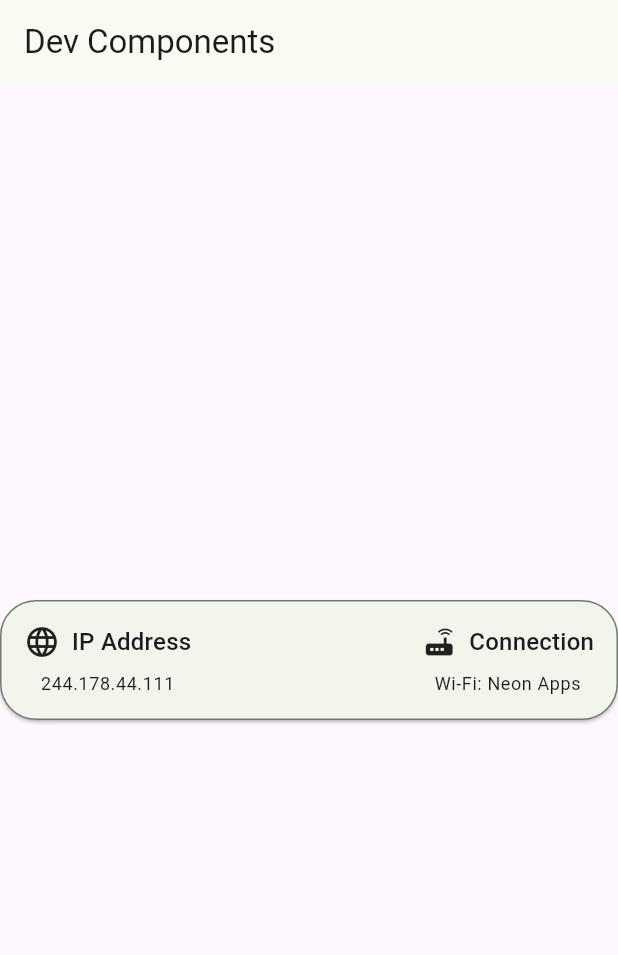
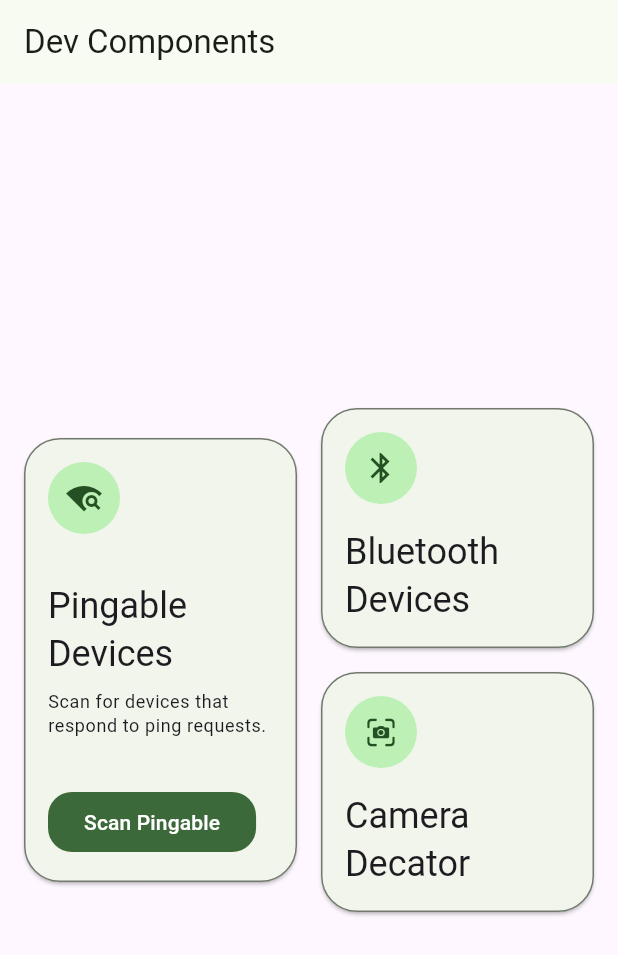
Before and after one commit to Thixq/spy_scanner_neon_apps, a Flutter app: the screen it shows after launch, on a phone screen of 412 x 824 dp. Shown: the top 955 px of the screen. Run offline on Flutter 3.47's test engine with Material 3 defaults, Android fonts, the phone set to English and light mode, and no system bars; our stand-ins replace get_it; missing offline and left inert: flutter_reactive_ble, network_tools, nsd.

Commit message:
scan_card created

```diff
--- a/analysis_options.yaml
+++ b/analysis_options.yaml
@@ -5,6 +5,7 @@ analyzer:
       lines_longer_than_80_chars: ignore
       avoid_catches_without_on_clauses: ignore
       inference_failure_on_untyped_parameter: ignore
+      prefer_if_elements_to_conditional_expressions: ignore
    exclude:
       - "**/*.g.dart"
       - "pubspec.yaml"
--- a/lib/dev/dev_component_view.dart
+++ b/lib/dev/dev_component_view.dart
@@ -1,5 +1,7 @@
+import 'package:flutter/cupertino.dart' show CupertinoIcons;
 import 'package:flutter/material.dart';
-import 'package:spy_scanner/feature/components/lan_info_card.dart';
+
+import 'package:spy_scanner/feature/components/scan_card.dart';
 
 class DevComponentView extends StatelessWidget {
   const DevComponentView({super.key});
@@ -8,10 +10,41 @@ class DevComponentView extends StatelessWidget {
   Widget build(BuildContext context) {
     return Scaffold(
       appBar: AppBar(title: const Text('Dev Components')),
-      body: const Center(
-        child: LanInfoCard(
-          ipAddress: '244.178.44.111',
-          connection: 'Neon Apps',
+      body: Center(
+        child: Padding(
+          padding: const EdgeInsets.all(16),
+          child: Row(
+            spacing: 16,
+            children: [
+              Expanded(
+                child: ScanCard(
+                  icon: Icons.wifi_find,
+                  contentTitle: 'Pingable Devices',
+                  contentSubTitle:
+                      'Scan for devices that respond to ping requests.',
+                  buttonText: 'Scan Pingable',
+                  onPressed: () {},
+                ),
+              ),
+              const Expanded(
+                child: Column(
+                  mainAxisSize: MainAxisSize.min,
+                  children: [
+                    ScanCard(
+                      icon: Icons.bluetooth,
+                      contentTitle: 'Bluetooth Devices',
+                    ),
+                    SizedBox(height: 16),
+                    ScanCard(
+                      isDisabled: true,
+                      icon: CupertinoIcons.camera_viewfinder,
+                      contentTitle: 'Camera Decator',
+                    ),
+                  ],
+                ),
+              ),
+            ],
+          ),
         ),
       ),
     );
--- /dev/null
+++ b/lib/feature/components/scan_card.dart
@@ -0,0 +1,116 @@
+import 'package:flutter/material.dart';
+import 'package:spy_scanner/core/app_sizes.dart';
+import 'package:spy_scanner/core/extension/context_theme.dart';
+
+/// A widget that displays a card with a title, subtitle, and optional button.
+/// It also supports disabling the card by setting [isDisabled] to true.
+///
+/// [icon] is the icon of the card.
+/// [contentTitle] is the title of the card.
+/// [contentSubTitle] is the subtitle of the card.
+/// [buttonText] is the text of the button.
+/// [onPressed] is the callback that is called when the button is pressed.
+/// [isDisabled] is a flag that indicates whether the card is disabled or not.
+class ScanCard extends StatefulWidget {
+  const ScanCard({
+    required this.contentTitle,
+    required this.icon,
+    this.contentSubTitle,
+    super.key,
+    this.buttonText,
+    this.onPressed,
+    this.isDisabled = false,
+  });
+
+  final String contentTitle;
+  final String? contentSubTitle;
+  final String? buttonText;
+  final VoidCallback? onPressed;
+  final IconData icon;
+  final bool isDisabled;
+
+  @override
+  State<ScanCard> createState() => _ScanCardState();
+}
+
+class _ScanCardState extends State<ScanCard> {
+  @override
+  void didUpdateWidget(covariant ScanCard oldWidget) {
+    if (oldWidget.isDisabled != widget.isDisabled) {
+      setState(() {});
+    }
+    super.didUpdateWidget(oldWidget);
+  }
+
+  @override
+  Widget build(BuildContext context) {
+    // Çocukları koşullu oluşturuyoruz; buton yoksa listeye eklemiyoruz -> spacing otomatik
+    final children = <Widget>[
+      _buildContentIcon(widget.icon),
+      _buildTitleAndSubTitle(
+        context,
+        title: widget.contentTitle,
+        subTitle: widget.contentSubTitle,
+      ),
+    ];
+
+    // Eğer onPressed varsa butonu ve ondan önceki boşluğu ekle
+    if (widget.onPressed != null) {
+      children.add(_buildContentButton());
+    }
+
+    return Card(
+      margin: EdgeInsets.zero,
+      shape: RoundedRectangleBorder(
+        side: BorderSide(color: Theme.of(context).colorScheme.outline),
+        borderRadius: AppSizes.largeBorderRadius,
+      ),
+      child: Padding(
+        padding: AppSizes.mediumPadding,
+        child: Column(
+          spacing: widget.onPressed != null
+              ? AppSizes.extraLarge
+              : AppSizes.medium,
+          mainAxisSize: MainAxisSize.min,
+          crossAxisAlignment: CrossAxisAlignment.start,
+          children: children,
+        ),
+      ),
+    );
+  }
+
+  CircleAvatar _buildContentIcon(IconData iconData) {
+    return CircleAvatar(
+      radius: AppSizes.large,
+      child: Icon(iconData),
+    );
+  }
+
+  Widget _buildContentButton() {
+    return FilledButton(
+      onPressed: widget.isDisabled ? null : widget.onPressed,
+      child: widget.buttonText != null ? Text(widget.buttonText!) : null,
+    );
+  }
+
+  Widget _buildTitleAndSubTitle(
+    BuildContext context, {
+    required String title,
+    String? subTitle,
+  }) {
+    return Column(
+      mainAxisSize: MainAxisSize.min,
+      crossAxisAlignment: CrossAxisAlignment.start,
+      spacing: AppSizes.small,
+      children: [
+        Text(
+          title,
+          style: context.textTheme.headlineSmall,
+        ),
+        if (subTitle != null) ...[
+          Text(subTitle, style: context.textTheme.bodySmall),
+        ],
+      ],
+    );
+  }
+}
```
